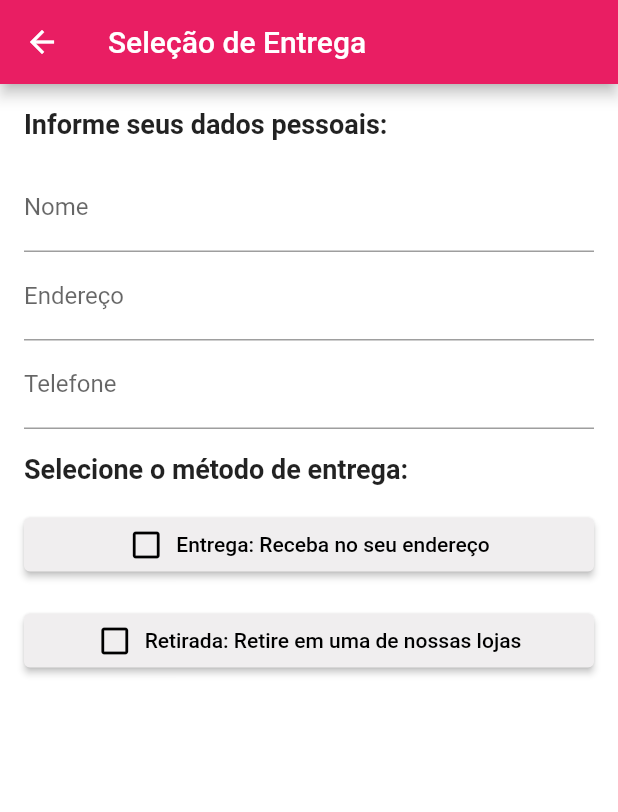
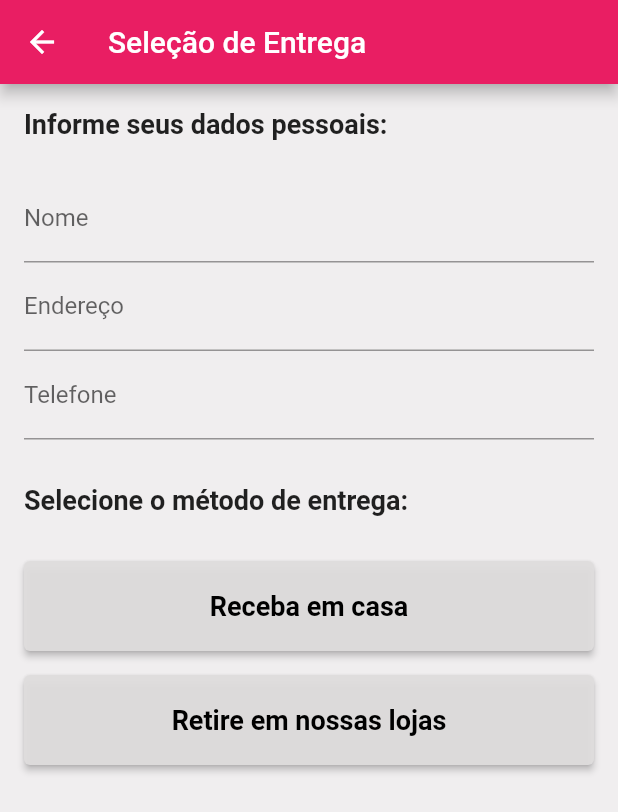
Before and after one commit to codigo-rosa/crtech-2.0, a Flutter app: the TelaSelecaoEntrega screen opened directly, on a phone screen of 412 x 824 dp. Shown: the top 812 px of the screen. Run offline on Flutter 3.47's test engine with Material 2 defaults, Android fonts, the phone set to English and light mode, and no system bars; our stand-ins replace carousel_slider, flutter_rating_bar, google_fonts.

Commit message:
modificacoes para ficar mais parecido com prototipo

```diff
--- a/lib/barra_inferior.dart
+++ b/lib/barra_inferior.dart
@@ -48,7 +48,7 @@ class CustomBottomAppBar extends StatelessWidget {
     return BottomAppBar(
       shape: const CircularNotchedRectangle(),
       notchMargin: 8.0,
-      color: Color.fromARGB(240, 223, 221, 221),
+      color: Color.fromARGB(239, 238, 237, 237),
       child: Row(
         mainAxisAlignment: MainAxisAlignment.spaceAround,
         children: <Widget>[
--- a/lib/main.dart
+++ b/lib/main.dart
@@ -16,7 +16,8 @@ class Aplicativo extends StatelessWidget {
       theme: ThemeData(
         scaffoldBackgroundColor: Colors.white,
       ),
-        home: TelaAbertura() // Defina sua página principal aqui
+      home: TelaAbertura(),
+      // Defina sua página principal aqui
     );
   }
 }
--- a/lib/tela/tela_selecao_entrega.dart
+++ b/lib/tela/tela_selecao_entrega.dart
@@ -17,18 +17,20 @@ class _TelaSelecaoEntregaState extends State<TelaSelecaoEntrega> {
       context: context,
       builder: (context) {
         return AlertDialog(
-          title: Icon(Icons.check_circle,
-              color: Colors.green, size: 48), // Ícone de check
+          title: Icon(Icons.check_circle, color: Colors.green, size: 48),
           content: Column(
             mainAxisSize: MainAxisSize.min,
             children: [
               Text(
-                'Parabéns! Seu pagamento foi efetuado com sucesso!',
-                style: TextStyle(fontSize: 18),
+                'Parabéns! Sua seleção de entrega foi concluída!',
+                style: TextStyle(
+                  fontSize: 18,
+                  fontWeight: FontWeight.bold,
+                ),
               ),
               SizedBox(height: 16),
               Text(
-                'Você receberá um email com as informações do pagamento.',
+                'Você receberá informações sobre a entrega em breve.',
                 style: TextStyle(fontSize: 16),
               ),
             ],
@@ -36,10 +38,15 @@ class _TelaSelecaoEntregaState extends State<TelaSelecaoEntrega> {
           actions: <Widget>[
             TextButton(
               onPressed: () {
-                Navigator.pop(context); // Fechar o diálogo
+                Navigator.pop(context);
                 _limparCampos();
               },
-              child: Text('OK'),
+              child: Text(
+                'OK',
+                style: TextStyle(
+                  color: Colors.pink, // Cor do texto
+                ),
+              ),
             ),
           ],
         );
@@ -66,16 +73,21 @@ class _TelaSelecaoEntregaState extends State<TelaSelecaoEntrega> {
         backgroundColor: Colors.pink,
         title: Text('Seleção de Entrega'),
       ),
-      body: Padding(
+      body: Container(
+        color: Color.fromARGB(255, 240, 238, 239),
+        child: Padding(
           padding: const EdgeInsets.all(16.0),
           child: Column(
             crossAxisAlignment: CrossAxisAlignment.stretch,
             children: [
               Text(
                 'Informe seus dados pessoais:',
-              style: TextStyle(fontSize: 18, fontWeight: FontWeight.bold),
+                style: TextStyle(
+                  fontSize: 18,
+                  fontWeight: FontWeight.bold,
                 ),
-            SizedBox(height: 16),
+              ),
+              SizedBox(height: 23),
               TextFormField(
                 controller: _nomeController,
                 decoration: InputDecoration(labelText: 'Nome'),
@@ -88,12 +100,15 @@ class _TelaSelecaoEntregaState extends State<TelaSelecaoEntrega> {
                 controller: _telefoneController,
                 decoration: InputDecoration(labelText: 'Telefone'),
               ),
-            SizedBox(height: 16),
+              SizedBox(height: 30),
               Text(
                 'Selecione o método de entrega:',
-              style: TextStyle(fontSize: 18, fontWeight: FontWeight.bold),
+                style: TextStyle(
+                  fontSize: 18,
+                  fontWeight: FontWeight.bold,
                 ),
-            SizedBox(height: 16),
+              ),
+              SizedBox(height: 30),
               ElevatedButton(
                 onPressed: () {
                   if (_validarCampos()) {
@@ -114,7 +129,12 @@ class _TelaSelecaoEntregaState extends State<TelaSelecaoEntrega> {
                               onPressed: () {
                                 Navigator.pop(context);
                               },
-                            child: Text('OK'),
+                              child: Text(
+                                'OK',
+                                style: TextStyle(
+                                  color: Colors.pink, // Cor do texto
+                                ),
+                              ),
                             ),
                           ],
                         );
@@ -124,24 +144,20 @@ class _TelaSelecaoEntregaState extends State<TelaSelecaoEntrega> {
                 },
                 style: ElevatedButton.styleFrom(
                   primary:
-                    Color.fromARGB(255, 240, 238, 239), // Cor de fundo cinza
-                onPrimary: Colors.black, // Cor do texto preto
+                      Color.fromARGB(240, 223, 221, 221), // Cor de fundo cinza
+                  onPrimary: Colors.white, // Cor do texto branco
+                  minimumSize: Size(150, 60), // Tamanho do botão
                 ),
-              child: Row(
-                mainAxisAlignment: MainAxisAlignment.center,
-                children: [
-                  Icon(
-                    entregaSelecionada
-                        ? Icons.check
-                        : Icons.check_box_outline_blank,
-                    color: entregaSelecionada ? Colors.green : null,
-                  ), // Ícone de check
-                  SizedBox(width: 8),
-                  Text('Entrega: Receba no seu endereço'),
-                ],
+                child: Text(
+                  'Receba em casa',
+                  style: TextStyle(
+                    fontWeight: FontWeight.bold,
+                    fontSize: 18, // Tamanho da fonte
+                    color: Colors.black, // Cor do texto
                   ),
                 ),
-            SizedBox(height: 16), // Espaçamento entre os botões
+              ),
+              SizedBox(height: 16),
               ElevatedButton(
                 onPressed: () {
                   if (_validarCampos()) {
@@ -162,7 +178,12 @@ class _TelaSelecaoEntregaState extends State<TelaSelecaoEntrega> {
                               onPressed: () {
                                 Navigator.pop(context);
                               },
-                            child: Text('OK'),
+                              child: Text(
+                                'OK',
+                                style: TextStyle(
+                                  color: Colors.pink, // Cor do texto
+                                ),
+                              ),
                             ),
                           ],
                         );
@@ -172,26 +193,23 @@ class _TelaSelecaoEntregaState extends State<TelaSelecaoEntrega> {
                 },
                 style: ElevatedButton.styleFrom(
                   primary:
-                    Color.fromARGB(255, 240, 238, 239), // Cor de fundo cinza
-                onPrimary: Colors.black, // Cor do texto preto
+                      Color.fromARGB(240, 223, 221, 221), // Cor de fundo cinza
+                  onPrimary: Colors.white, // Cor do texto branco
+                  minimumSize: Size(300, 60), // Tamanho do botão
                 ),
-              child: Row(
-                mainAxisAlignment: MainAxisAlignment.center,
-                children: [
-                  Icon(
-                    retiradaSelecionada
-                        ? Icons.check
-                        : Icons.check_box_outline_blank,
-                    color: retiradaSelecionada ? Colors.green : null,
-                  ), // Ícone de check
-                  SizedBox(width: 8),
-                  Text('Retirada: Retire em uma de nossas lojas'),
-                ],
+                child: Text(
+                  'Retire em nossas lojas',
+                  style: TextStyle(
+                    fontWeight: FontWeight.bold,
+                    fontSize: 18, // Tamanho da fonte
+                    color: Colors.black, // Cor do texto
+                  ),
                 ),
               ),
             ],
           ),
         ),
+      ),
     );
   }
 }
```
Also changed, not shown: lib/avaliacao_cliente.dart (+10 -2 lines), lib/pagina_principal.dart (+15 -8 lines), lib/tela/pagamento.dart (+121 -44 lines), lib/tela/tela_carrinho.dart (+18 -4 lines). Lines whose indentation alone changed are shown as unchanged.
